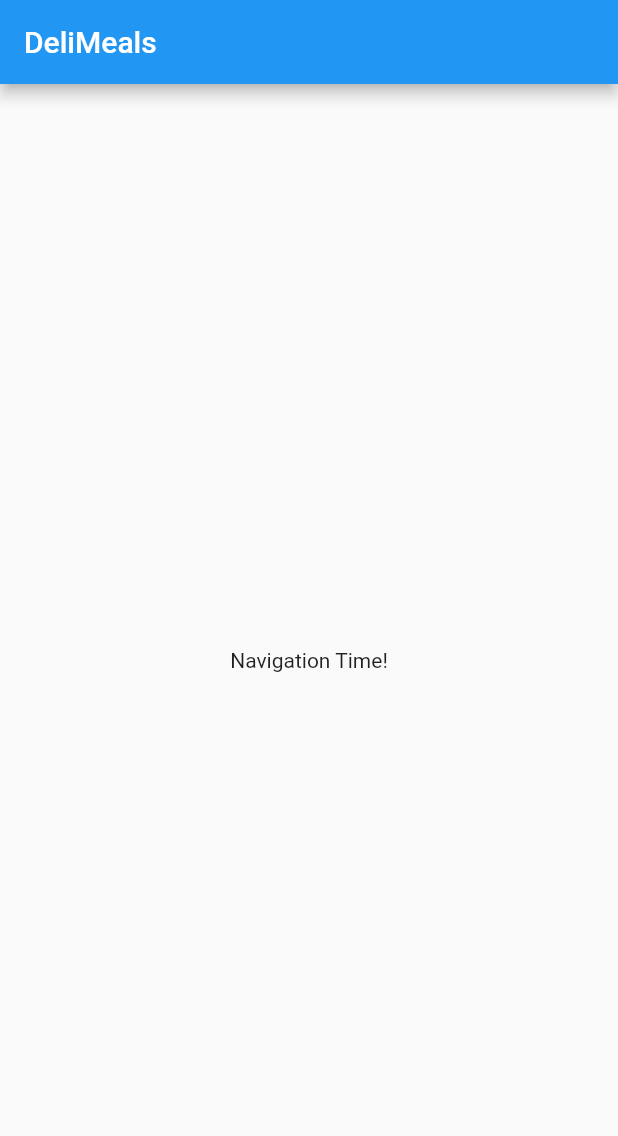
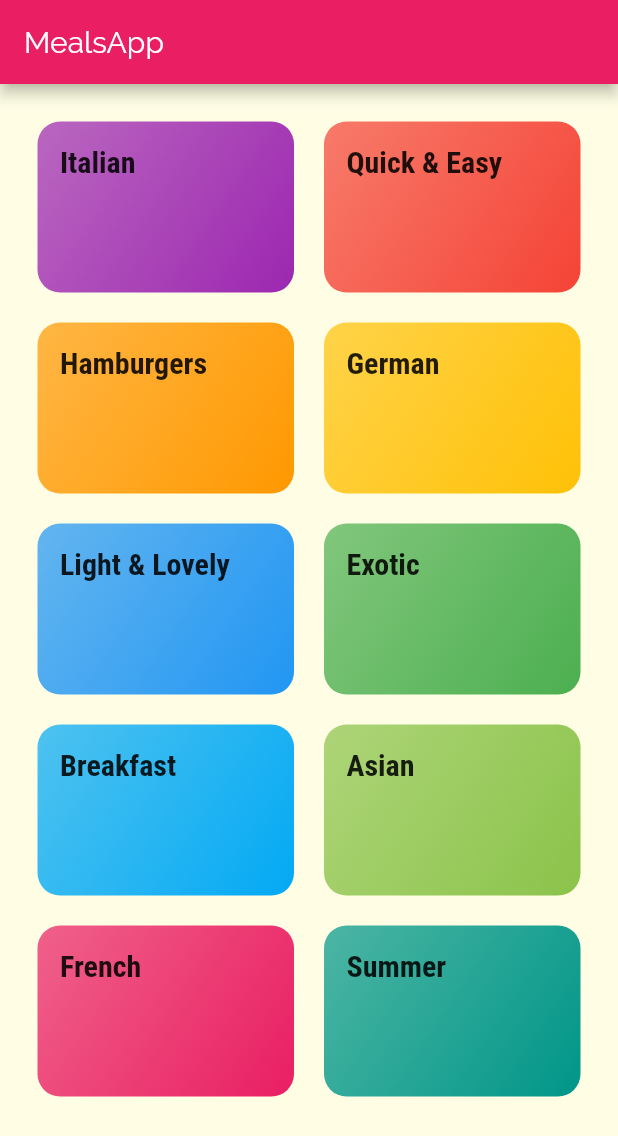
Before and after one commit to Snirdude/MealsApp, a Flutter app: the screen it shows after launch, on a phone screen of 412 x 824 dp. Shown: the top 1136 px of the screen. Run offline on Flutter 3.47's test engine with Material 2 defaults, Android fonts, the phone set to English and light mode, and no system bars.

Commit message:
End of lecture 164.

```diff
--- /dev/null
+++ b/lib/categories_screen.dart
@@ -0,0 +1,29 @@
+import 'package:flutter/material.dart';
+import 'package:meals_app/category_item.dart';
+import 'package:meals_app/dummy_data.dart';
+
+class CategoriesScreen extends StatelessWidget {
+  Widget build(BuildContext context) {
+    return Scaffold(
+      appBar: AppBar(
+        title: const Text('MealsApp'),
+      ),
+      body: GridView(
+        padding: const EdgeInsets.all(25),
+        children: DUMMY_CATEGORIES
+            .map((catData) => CategoryItem(
+                  id: catData.id,
+                  title: catData.title,
+                  color: catData.color,
+                ))
+            .toList(),
+        gridDelegate: SliverGridDelegateWithMaxCrossAxisExtent(
+          maxCrossAxisExtent: 200,
+          childAspectRatio: 3 / 2,
+          crossAxisSpacing: 20,
+          mainAxisSpacing: 20,
+        ),
+      ),
+    );
+  }
+}
--- /dev/null
+++ b/lib/category_item.dart
@@ -0,0 +1,47 @@
+import 'package:flutter/material.dart';
+import 'package:meals_app/category_meals_screen.dart';
+
+class CategoryItem extends StatelessWidget {
+  final String id;
+  final String title;
+  final Color color;
+
+  CategoryItem({this.id, this.title, this.color});
+
+  void selectCategory(BuildContext ctx) {
+    Navigator.of(ctx).pushNamed(
+      CategoryMealsScreen.routeName,
+      arguments: {
+        'id': id,
+        'title': title,
+      },
+    );
+  }
+
+  @override
+  Widget build(BuildContext context) {
+    return InkWell(
+      onTap: () => selectCategory(context),
+      splashColor: Theme.of(context).primaryColor,
+      borderRadius: BorderRadius.circular(15),
+      child: Container(
+        padding: const EdgeInsets.all(15),
+        child: Text(
+          title,
+          style: Theme.of(context).textTheme.headline6,
+        ),
+        decoration: BoxDecoration(
+          gradient: LinearGradient(
+            colors: [
+              color.withOpacity(0.7),
+              color,
+            ],
+            begin: Alignment.topLeft,
+            end: Alignment.bottomRight,
+          ),
+          borderRadius: BorderRadius.circular(15),
+        ),
+      ),
+    );
+  }
+}
--- /dev/null
+++ b/lib/category_meals_screen.dart
@@ -0,0 +1,26 @@
+import 'package:flutter/material.dart';
+
+class CategoryMealsScreen extends StatelessWidget {
+  static const routeName = '/category-meals';
+  // final String categoryId;
+  // final String categoryTitle;
+
+  // CategoryMealsScreen({this.categoryId, this.categoryTitle});
+
+  @override
+  Widget build(BuildContext context) {
+    final routeArgs = ModalRoute.of(context).settings.arguments as Map<String, String>;
+    final categoryTitle = routeArgs['title'];
+    final categoryId = routeArgs['id'];
+    return Scaffold(
+      appBar: AppBar(
+        title: Text(categoryTitle),
+      ),
+      body: Center(
+        child: Text(
+          'The Recipes For The Category',
+        ),
+      ),
+    );
+  }
+}
--- /dev/null
+++ b/lib/dummy_data.dart
@@ -0,0 +1,56 @@
+import 'package:flutter/material.dart';
+
+import './models/category.dart';
+
+const DUMMY_CATEGORIES = const [
+  Category(
+    id: 'c1',
+    title: 'Italian',
+    color: Colors.purple,
+  ),
+  Category(
+    id: 'c2',
+    title: 'Quick & Easy',
+    color: Colors.red,
+  ),
+  Category(
+    id: 'c3',
+    title: 'Hamburgers',
+    color: Colors.orange,
+  ),
+  Category(
+    id: 'c4',
+    title: 'German',
+    color: Colors.amber,
+  ),
+  Category(
+    id: 'c5',
+    title: 'Light & Lovely',
+    color: Colors.blue,
+  ),
+  Category(
+    id: 'c6',
+    title: 'Exotic',
+    color: Colors.green,
+  ),
+  Category(
+    id: 'c7',
+    title: 'Breakfast',
+    color: Colors.lightBlue,
+  ),
+  Category(
+    id: 'c8',
+    title: 'Asian',
+    color: Colors.lightGreen,
+  ),
+  Category(
+    id: 'c9',
+    title: 'French',
+    color: Colors.pink,
+  ),
+  Category(
+    id: 'c10',
+    title: 'Summer',
+    color: Colors.teal,
+  ),
+];
--- a/lib/main.dart
+++ b/lib/main.dart
@@ -1,4 +1,6 @@
 import 'package:flutter/material.dart';
+import 'package:meals_app/categories_screen.dart';
+import 'package:meals_app/category_meals_screen.dart';
 
 void main() => runApp(MyApp());
 
@@ -8,29 +10,28 @@ class MyApp extends StatelessWidget {
     return MaterialApp(
       title: 'DeliMeals',
       theme: ThemeData(
-        primarySwatch: Colors.blue,
+        primarySwatch: Colors.pink,
+        accentColor: Colors.amber,
+        canvasColor: Color.fromRGBO(255, 254, 229, 1),
+        fontFamily: 'Raleway',
+        textTheme: ThemeData.light().textTheme.copyWith(
+              bodyText1: TextStyle(
+                color: Color.fromRGBO(20, 51, 51, 1),
+              ),
+              bodyText2: TextStyle(
+                color: Color.fromRGBO(20, 51, 51, 1),
+              ),
+              headline6: TextStyle(
+                fontSize: 20,
+                fontFamily: 'RobotoCondensed',
+                fontWeight: FontWeight.bold,
+              ),
+            ),
       ),
-      home: MyHomePage(),
+      home: CategoriesScreen(),
+      routes: {
+        CategoryMealsScreen.routeName: (ctx) => CategoryMealsScreen(),
+      },
     );
   }
 }
-
-class MyHomePage extends StatefulWidget {
-    @override
-  _MyHomePageState createState() => _MyHomePageState();
-}
-
-class _MyHomePageState extends State<MyHomePage> {
-
-  @override
-  Widget build(BuildContext context) {
-    return Scaffold(
-      appBar: AppBar(
-        title: Text('DeliMeals'),
-      ),
-      body: Center(
-        child: Text('Navigation Time!'),
-      ),
-    );
-  }
-}
--- /dev/null
+++ b/lib/models/category.dart
@@ -0,0 +1,13 @@
+import 'package:flutter/material.dart';
+
+class Category {
+  final String id;
+  final String title;
+  final Color color;
+
+  const Category({
+    @required this.id,
+    @required this.title,
+    this.color = Colors.orange,
+  });
+}
```
Also changed, not shown: pubspec.yaml (+17 -11 lines), assets/fonts/Raleway-Black.ttf (added), assets/fonts/Raleway-Bold.ttf (added), assets/fonts/Raleway-Regular.ttf (added), assets/fonts/RobotoCondensed-Bold.ttf (added), assets/fonts/RobotoCondensed-Italic.ttf (added), assets/fonts/RobotoCondensed-Light.ttf (added), assets/fonts/RobotoCondensed-Regular.ttf (added).
